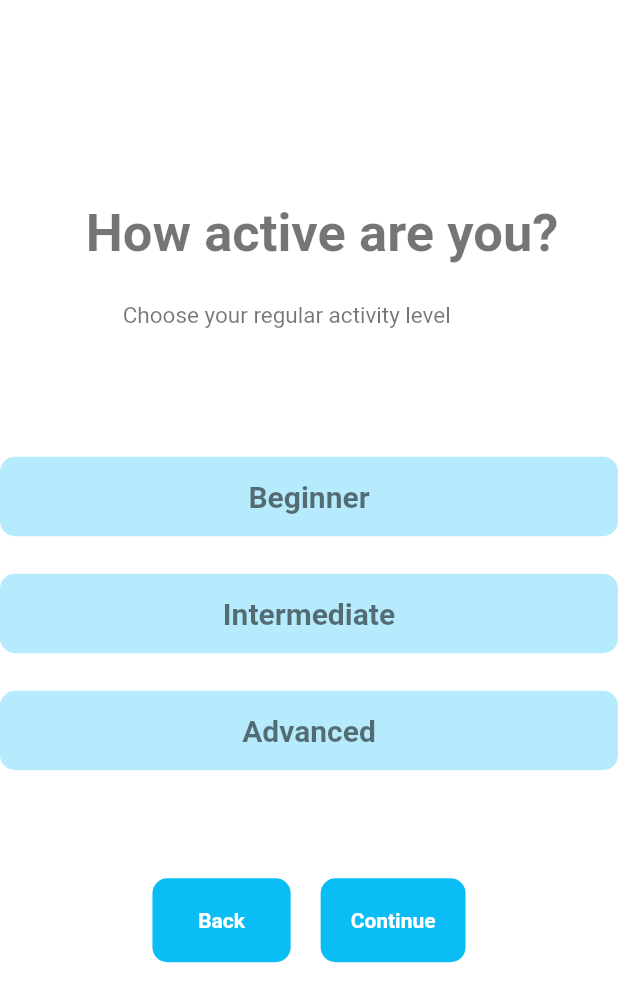
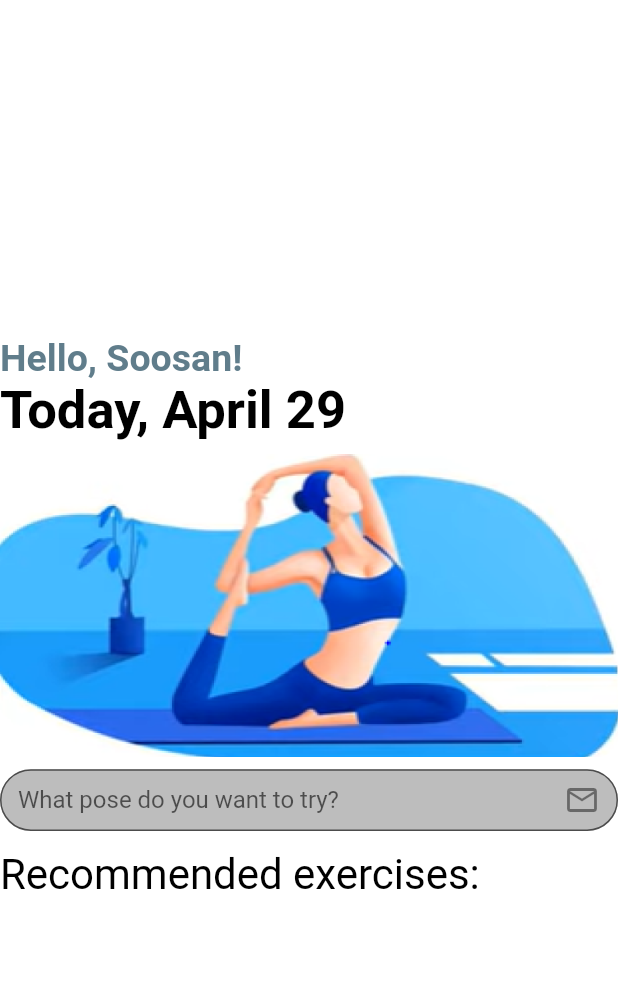
Before and after one commit to soosan-shabnam/Flexify, a Flutter app: the Activity screen opened directly, after a tap on "Continue", on a phone screen of 412 x 824 dp. Shown: the top 1002 px of the screen. Run offline on Flutter 3.47's test engine with Material 2 defaults, Android fonts, the light colour scheme and no system bars; our stand-ins replace numberpicker.

Commit message:
next commit

```diff
--- a/lib/activity.dart
+++ b/lib/activity.dart
@@ -1,4 +1,6 @@
 import 'package:flutter/material.dart';
+import 'package:flexify/homepage.dart';
+import 'package:flexify/weight.dart';
 class Activity extends StatefulWidget {
   const Activity({Key? key}) : super(key: key);
 
@@ -47,7 +49,7 @@ class _ActivityState extends State<Activity> {
               ),
 
               child: GestureDetector(
-                onTap: null,
+                onTap: () =>  Navigator.push(context,MaterialPageRoute(builder: (context) => Homepage(),),),
                 child: Center(
                   child: Text(
                     'Beginner',
@@ -71,7 +73,7 @@ class _ActivityState extends State<Activity> {
               ),
 
               child: GestureDetector(
-                onTap: null,
+                onTap: () =>  Navigator.push(context,MaterialPageRoute(builder: (context) => Homepage(),),),
                 child: Center(
                   child: Text(
                     'Intermediate',
@@ -97,7 +99,7 @@ class _ActivityState extends State<Activity> {
               ),
 
               child: GestureDetector(
-                onTap: null,
+                onTap: () =>  Navigator.push(context,MaterialPageRoute(builder: (context) => Homepage(),),),
                 child: Center(
                   child: Text(
                     'Advanced',
@@ -121,7 +123,7 @@ class _ActivityState extends State<Activity> {
                   color: Color(0xFF0BBDF5),
                 ),
                 child: GestureDetector(
-                  onTap: null,
+                  onTap: () =>  Navigator.push(context,MaterialPageRoute(builder: (context) => Weight(),),),
                   child: Text(
                     '   Back   ',
                     style: TextStyle(
@@ -141,7 +143,7 @@ class _ActivityState extends State<Activity> {
                     color: Color(0xFF0BBDF5),
                   ),
                   child: GestureDetector(
-                    onTap: () =>  Navigator.push(context,MaterialPageRoute(builder: (context) => Activity(),),),
+                    onTap: () =>  Navigator.push(context,MaterialPageRoute(builder: (context) => Homepage(),),),
                     child: Text(
                       'Continue',
                       style: TextStyle(
--- a/lib/homepage.dart
+++ b/lib/homepage.dart
@@ -0,0 +1,88 @@
+import 'package:flutter/material.dart';
+class Homepage extends StatefulWidget {
+  const Homepage({Key? key}) : super(key: key);
+
+  @override
+  State<Homepage> createState() => _HomepageState();
+}
+
+class _HomepageState extends State<Homepage> {
+  @override
+  Widget build(BuildContext context) {
+    double height = MediaQuery.of(context).size.height;
+    double width= MediaQuery.of(context).size.width;
+    return Scaffold(
+
+      backgroundColor: Colors.white,
+      body:Column(
+        mainAxisAlignment: MainAxisAlignment.center,
+        children: [
+          Align(
+            alignment: Alignment.topLeft,
+            child: Text('Hello, Soosan!',
+              style: TextStyle(
+                fontSize: 25,
+                fontWeight: FontWeight.bold,
+                color: Colors.blueGrey,
+              ),),
+          ),
+          Align(
+            alignment: Alignment.topLeft,
+            child: Text('Today, April 29',
+              style: TextStyle(
+                fontSize: 35,
+                fontWeight: FontWeight.bold,
+                color: Colors.black,
+              ),),
+          ),
+          SizedBox(
+            height: height*0.01,
+          ),
+          Image.asset('assets/logo.png'),
+          SizedBox(
+            height: height*0.01,
+          ),
+          Container(
+            height:height*0.05,
+
+            child: TextFormField(
+              decoration: InputDecoration(
+                filled: true,
+                fillColor: Colors.black26,
+                border: OutlineInputBorder(
+                  borderRadius: BorderRadius.all(
+                    Radius.circular(45),
+                  ),
+                ),
+                suffixIcon: Align(
+                  widthFactor: 1,
+                  heightFactor: 1,
+                  child: Icon(Icons.email_outlined),
+                ),
+                labelText: 'What pose do you want to try? ',
+              ),
+            ),
+          ),
+          SizedBox(
+            height: height*0.015,
+          ),
+          Align(
+            alignment: Alignment.topLeft,
+            child: Text('Recommended exercises: ',
+              style: TextStyle(
+                fontSize: 28,
+
+                color: Colors.black,
+              ),),),
+            Row(
+              children: [],
+            ),
+
+
+
+        ],
+      )
+
+    );
+  }
+}
```
Also changed, not shown: assets/planck.PNG (added), assets/shoulder_curl.PNG (added), assets/squat.PNG (added), assets/yoga.PNG (added).
